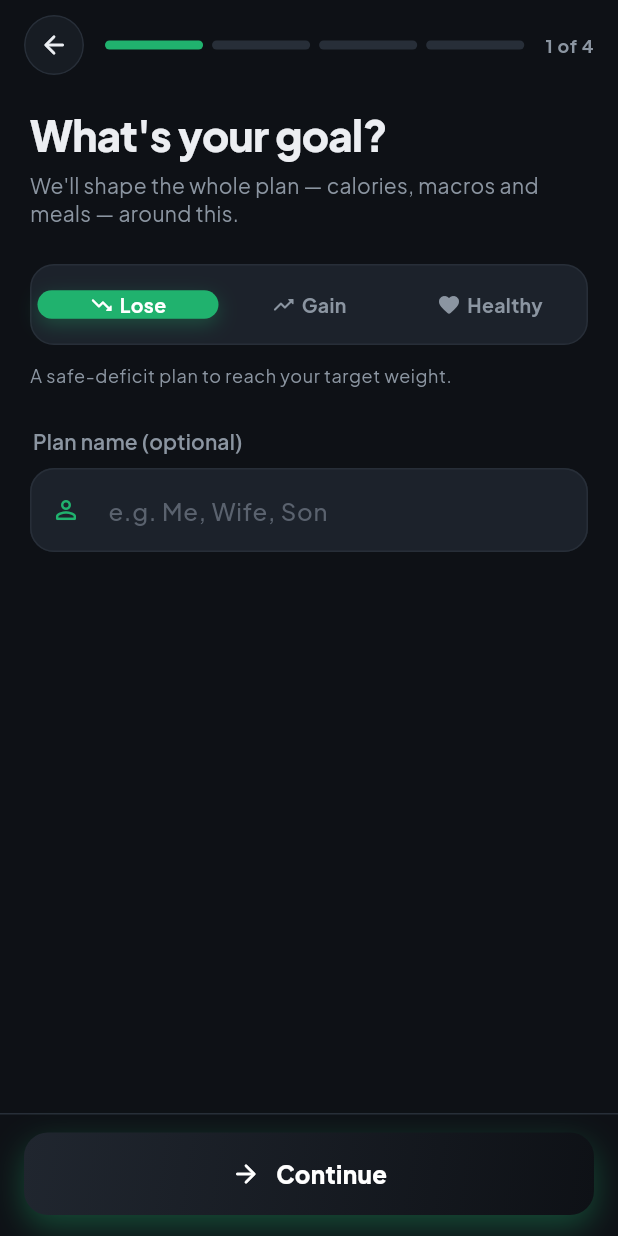
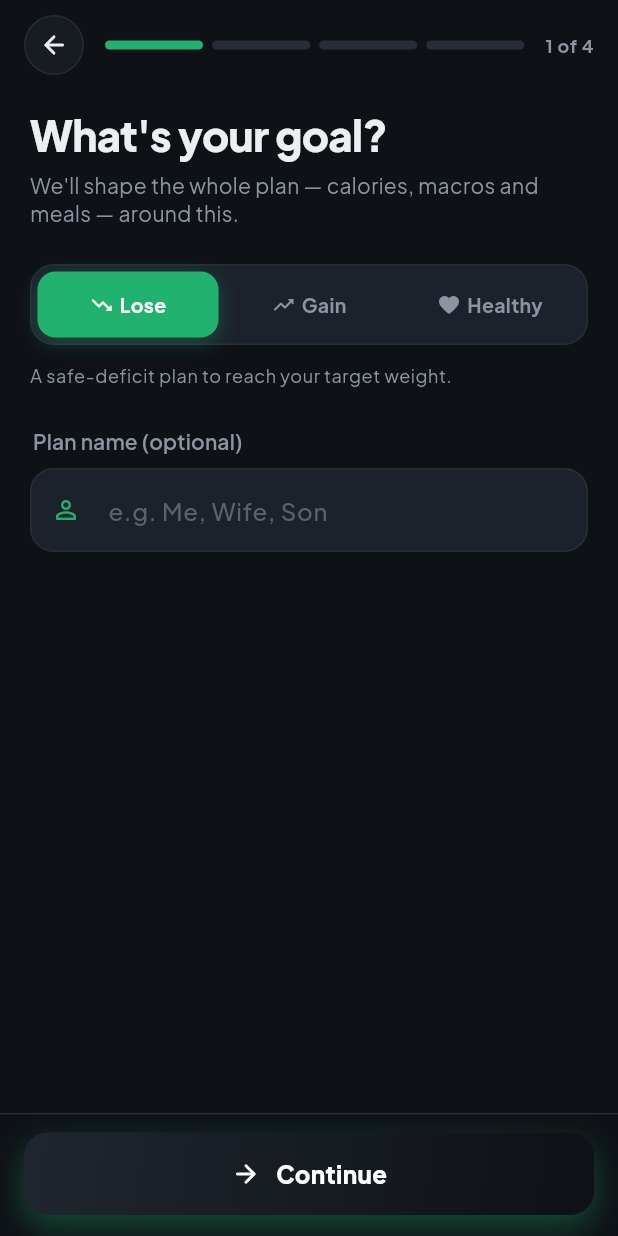
Before and after one commit to krishnaeee/DietPlanner, a Flutter app: the AddPlanScreen screen opened directly, on a phone screen of 412 x 824 dp. Run offline on Flutter 3.47's test engine with Material 3 defaults, Android fonts, the phone set to English and light mode, and no system bars; our stand-ins replace flutter_local_notifications, flutter_timezone, google_fonts, google_sign_in, shared_preferences, timezone; missing offline and left inert: purchases_flutter; accounts and stored records are empty.

Commit message:
Segmented toggle: selected pill fills the full segment height
The selected background was sizing to the text height, leaving gaps top
and bottom. Stretch the segments (goal/weeks/sex toggles and the grocery
day/week toggle) so the selection fills the control's full height.

Co-Authored-By: Claude Opus 4.8 <noreply@anthropic.com>

```diff
--- a/mobile/lib/screens/add_plan_screen.dart
+++ b/mobile/lib/screens/add_plan_screen.dart
@@ -673,6 +673,7 @@ class _PillToggle<T> extends StatelessWidget {
         border: Border.all(color: AppColors.line),
       ),
       child: Row(
+        crossAxisAlignment: CrossAxisAlignment.stretch,
         children: options.map((o) {
           final sel = o.value == selected;
           return Expanded(
--- a/mobile/lib/screens/grocery_list_screen.dart
+++ b/mobile/lib/screens/grocery_list_screen.dart
@@ -464,6 +464,7 @@ class _ScopeToggle extends StatelessWidget {
         border: Border.all(color: AppColors.line),
       ),
       child: Row(
+        crossAxisAlignment: CrossAxisAlignment.stretch,
         children: [
           _seg('This day', !wholeWeek, () => onChanged(false)),
           _seg('$weekCount days', wholeWeek, () => onChanged(true)),
```
